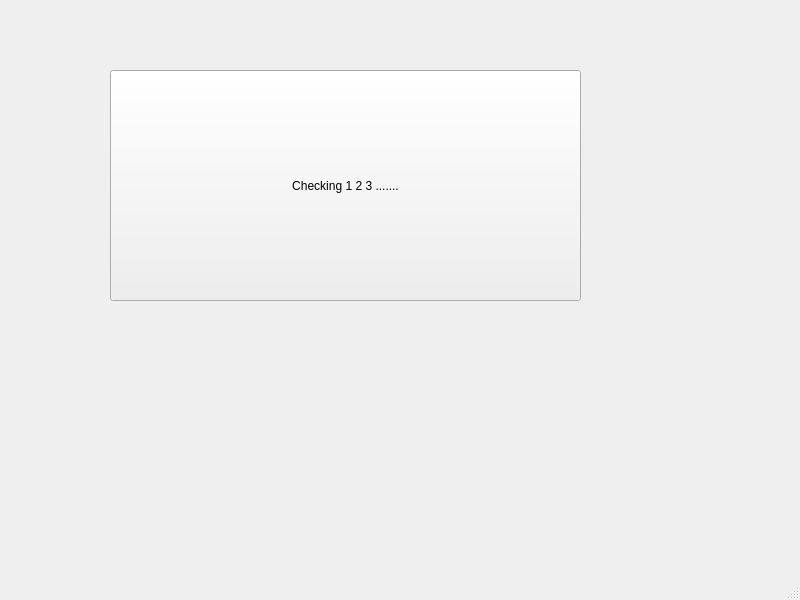
Qt form mainwindow.ui (WHitE-TITaN/Library-Management-System) before a commit.
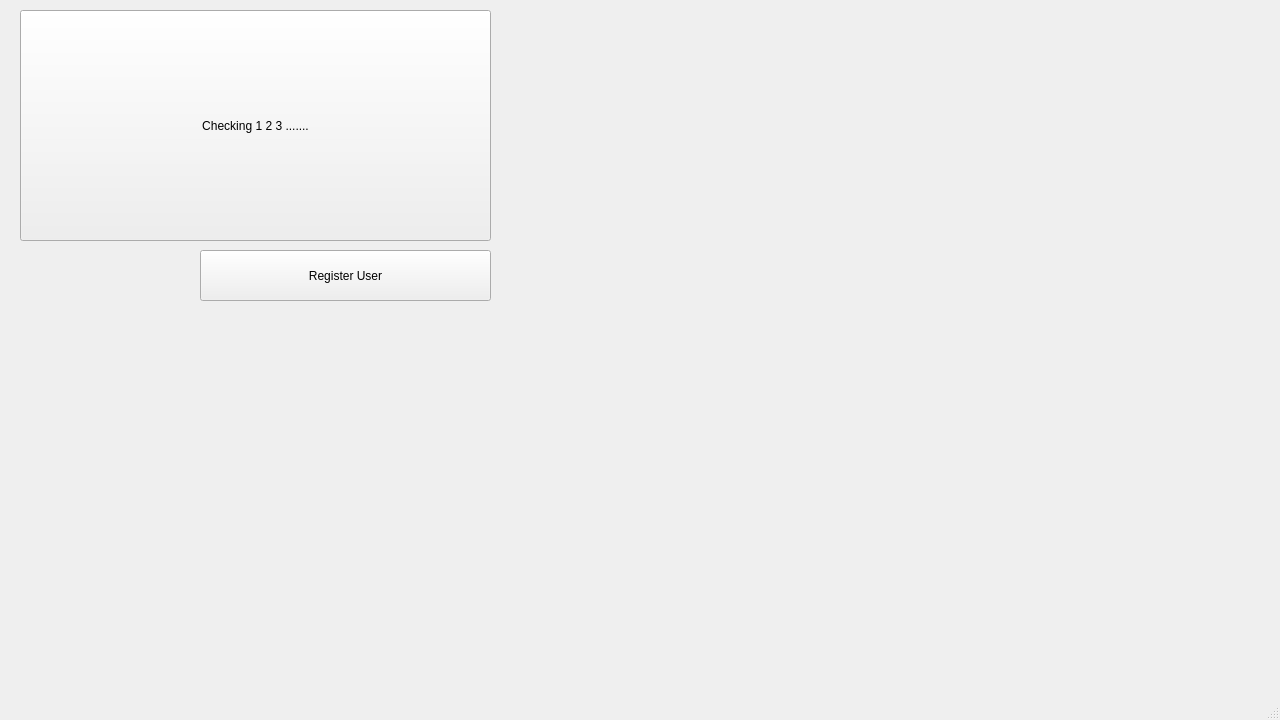
The same form after that commit.

Commit message: added to main window to register user

Patch:
```diff
--- a/mainwindow.ui
+++ b/mainwindow.ui
@@ -6,8 +6,8 @@
    <rect>
     <x>0</x>
     <y>0</y>
-    <width>800</width>
-    <height>600</height>
+    <width>1280</width>
+    <height>720</height>
    </rect>
   </property>
   <property name="windowTitle">
@@ -17,8 +17,8 @@
    <widget class="QPushButton" name="check1">
     <property name="geometry">
      <rect>
-      <x>110</x>
-      <y>70</y>
+      <x>20</x>
+      <y>10</y>
       <width>471</width>
       <height>231</height>
      </rect>
@@ -27,6 +27,19 @@
      <string>Checking 1 2 3 .......</string>
     </property>
    </widget>
+   <widget class="QPushButton" name="registerUserButton">
+    <property name="geometry">
+     <rect>
+      <x>200</x>
+      <y>250</y>
+      <width>291</width>
+      <height>51</height>
+     </rect>
+    </property>
+    <property name="text">
+     <string>Register User</string>
+    </property>
+   </widget>
   </widget>
   <widget class="QMenuBar" name="menubar">
    <property name="geometry">
```
Left out of the diff: 2 changed lines with no effect on the pictures. The commit also changes 3 other files.
